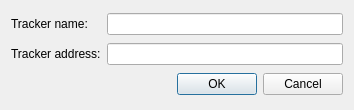
Before: the Qt Designer form src/dialogaddtracker.ui in tjohnman/Obsession, drawn with Qt 5.
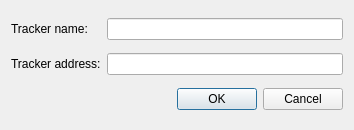
After: the same form once the commit is applied.

Commit message:
Fix dialog truncation issues and remove debug logging
UI fixes:
- Increase 'Add tracker' dialog height from 110px to 130px
- Increase 'Open Connection' dialog height from 217px to 250px
- Fixes button truncation caused by new theme padding/styling

Code cleanup:
- Remove verbose debug logging from theme switching (qWarning/qDebug)
- Keep error logging for troubleshooting theme loading issues
- Clean up onThemeChanged() slot implementation

These changes ensure dialogs display properly with both light and
dark themes without content being cut off at the bottom.

What changed in the file:
```diff
--- a/src/dialogaddtracker.ui
+++ b/src/dialogaddtracker.ui
@@ -7,7 +7,7 @@
     <x>0</x>
     <y>0</y>
     <width>354</width>
-    <height>110</height>
+    <height>130</height>
    </rect>
   </property>
   <property name="sizePolicy">
@@ -19,13 +19,13 @@
   <property name="minimumSize">
    <size>
     <width>354</width>
-    <height>110</height>
+    <height>130</height>
    </size>
   </property>
   <property name="maximumSize">
    <size>
     <width>354</width>
-    <height>110</height>
+    <height>130</height>
    </size>
   </property>
   <property name="windowTitle">
```
The commit also changes 3 other files.
